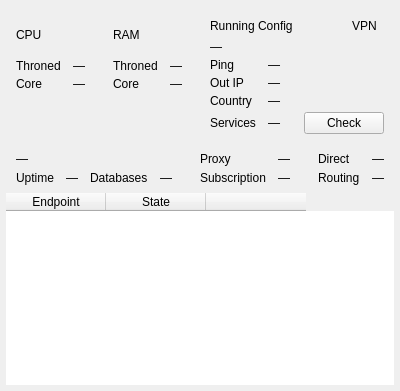
Old version of the form include/ui/stats/RuntimeStatsWidget.ui in the repository troshkindm/throned.
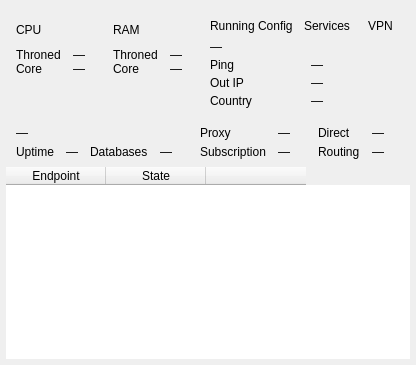
New version of the form. Custom widgets are drawn as their Qt base class.

Commit message: fix: fit upstream screens to the fork design and translate them

What changed in the file:
```diff
--- a/include/ui/stats/RuntimeStatsWidget.ui
+++ b/include/ui/stats/RuntimeStatsWidget.ui
@@ -183,6 +183,22 @@
           </property>
          </widget>
         </item>
+        <item>
+         <widget class="QToolButton" name="btnServiceCheck">
+          <property name="text">
+           <string>Services</string>
+          </property>
+          <property name="autoRaise">
+           <bool>true</bool>
+          </property>
+          <property name="maximumSize">
+           <size>
+            <width>16777215</width>
+            <height>20</height>
+           </size>
+          </property>
+         </widget>
+        </item>
         <item>
          <widget class="QToolButton" name="runtimeEndpoints">
           <property name="text">
@@ -261,38 +277,6 @@
           </property>
          </widget>
         </item>
-        <item row="3" column="0">
-         <widget class="QLabel" name="labelServices">
-          <property name="text">
-           <string>Services</string>
-          </property>
-         </widget>
-        </item>
-        <item row="3" column="1">
-         <layout class="QHBoxLayout" name="servicesLayout" stretch="1,0,0">
-          <item>
-           <widget class="QLabel" name="vServices">
-            <property name="text">
-             <string notr="true">—</string>
-            </property>
-           </widget>
-          </item>
-          <item>
-           <widget class="QLabel" name="vServiceChecked">
-            <property name="text">
-             <string notr="true"/>
-            </property>
-           </widget>
-          </item>
-          <item>
-           <widget class="QPushButton" name="btnServiceCheck">
-            <property name="text">
-             <string>Check</string>
-            </property>
-           </widget>
-          </item>
-         </layout>
-        </item>
        </layout>
       </item>
      </layout>
```
The commit also changes 7 other files.
